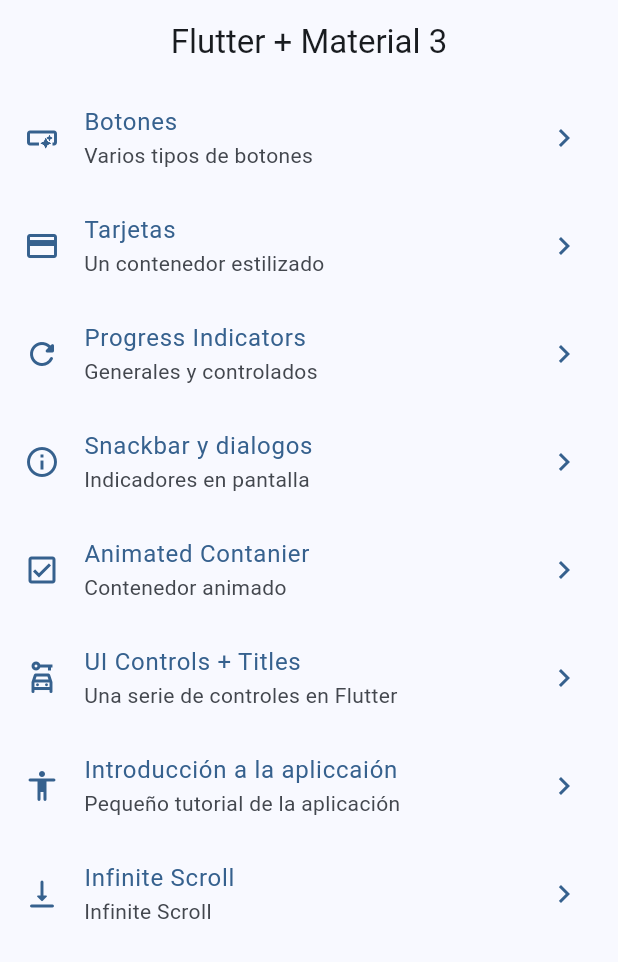
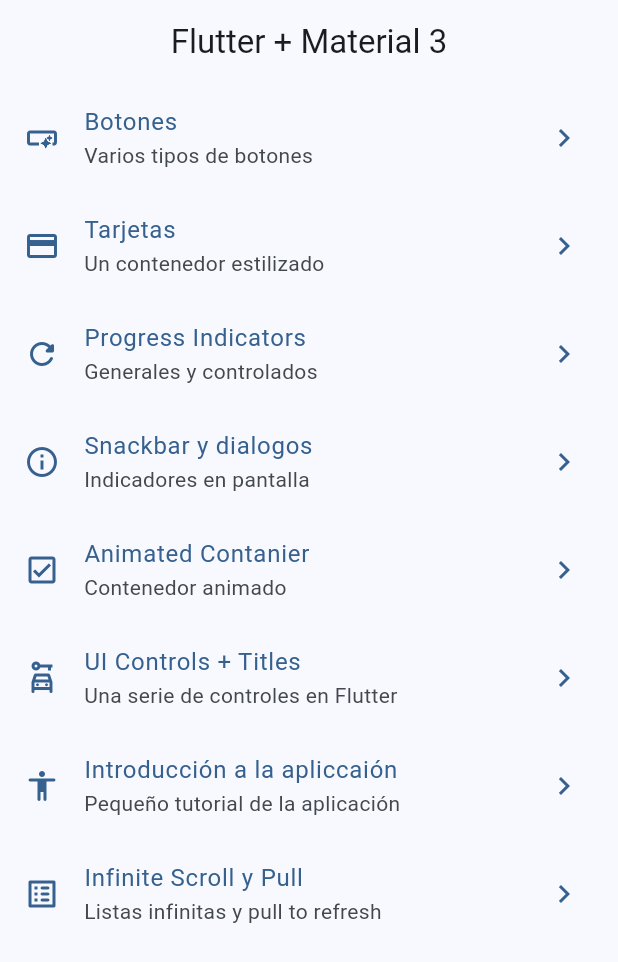
Before and after one commit to devnud/widgets_app, a Flutter app: the screen it shows after launch, on a phone screen of 412 x 824 dp. Shown: the top 962 px of the screen. Run offline on Flutter 3.47's test engine with Material 3 defaults, Android fonts, the phone set to English and light mode, and no system bars; our stand-ins replace animate_do, go_router.

Commit message:
comienzo con el infinteScroll

```diff
--- a/lib/config/menu/menu_items.dart
+++ b/lib/config/menu/menu_items.dart
@@ -58,10 +58,10 @@ const appMenuItems = <MenuItems>[
     icon: Icons.accessibility_rounded,
   ),
   MenuItems(
-    title: 'Infinite Scroll',
-    subTitle: 'Infinite Scroll',
+    title: 'Infinite Scroll y Pull',
+    subTitle: 'Listas infinitas y pull to refresh',
     link: '/infinite',
-    icon: Icons.vertical_align_bottom_rounded,
+    icon: Icons.list_alt_rounded,
   ),
 
 ];
```
Also changed, not shown: lib/presentation/screens/infinite_scroll/infinite_scroll_screen.dart (+30 -4 lines).
